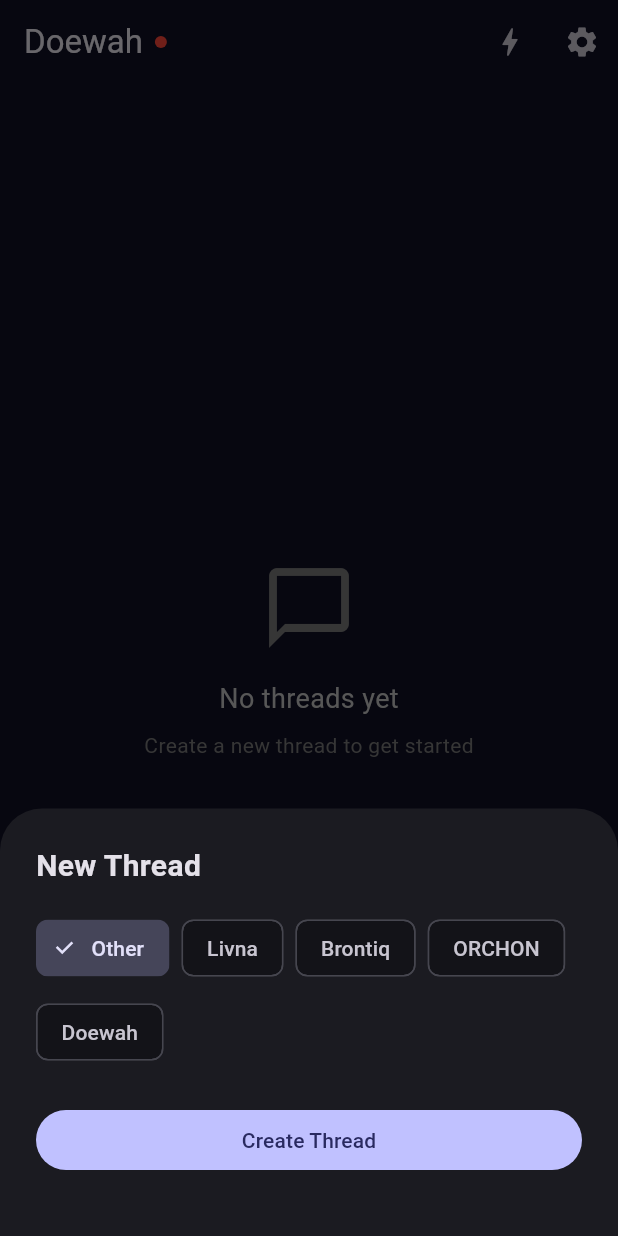
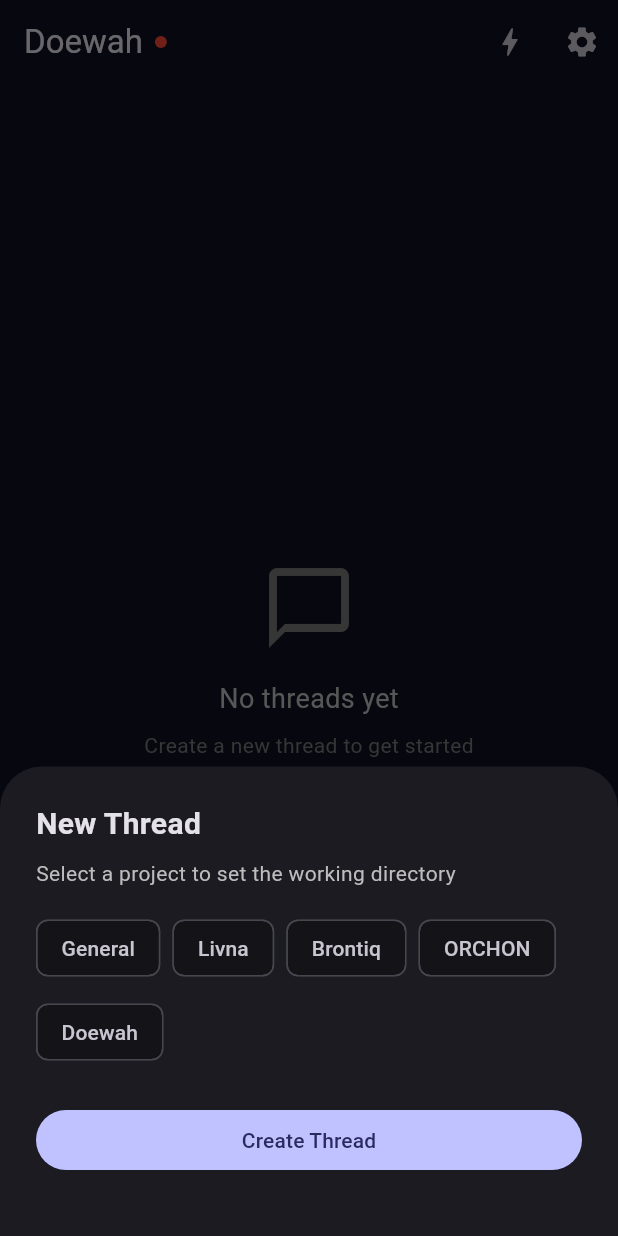
Before and after one commit to jaslr/doewah, a Flutter app: the screen it shows after launch, after a tap on the "settings" icon, after a tap on "Launch Claude", after a tap on "New Thread", on a phone screen of 412 x 824 dp. Run offline on Flutter 3.47's test engine with Material 3 defaults, Android fonts, the phone set to English and light mode, and no system bars; our stand-ins replace flutter_riverpod, flutter_svg, open_filex, package_info_plus, permission_handler, webview_flutter; missing offline and left inert: dartssh2, xterm; network calls fail.

Commit message:
feat: Enable threads with project directory support
- Set up doewah-ws systemd service for WebSocket server (port 8405)
- Add ProjectConfig class for configurable project directories
- Projects in terminal config: Livna, Brontiq, ORCHON, Doewah
- Thread creation now shows configured projects
- Each project maps to a working directory on droplet
- Updated DROPLET.md with WS service and thread documentation

The threads feature now works:
1. Create a thread with a project selection
2. Claude runs in that project's directory
3. Chat UI instead of raw terminal for better screen space

🤖 Generated with [Claude Code](https://claude.com/claude-code)

Co-Authored-By: Claude Opus 4.5 <noreply@anthropic.com>

```diff
--- a/app/lib/features/settings/terminal_config_screen.dart
+++ b/app/lib/features/settings/terminal_config_screen.dart
@@ -8,24 +8,40 @@ class TerminalConfig {
   final String dropletIp;
   final String sshUser;
   final String claudeCommand;
+  final List<ProjectConfig> projects;
 
   const TerminalConfig({
     this.dropletIp = '209.38.85.244',
     this.sshUser = 'root',
     this.claudeCommand = 'IS_SANDBOX=1 claude --dangerously-skip-permissions',
+    this.projects = const [
+      ProjectConfig(name: 'Livna', directory: '/root/projects/livna'),
+      ProjectConfig(name: 'Brontiq', directory: '/root/projects/brontiq'),
+      ProjectConfig(name: 'ORCHON', directory: '/root/projects/orchon'),
+      ProjectConfig(name: 'Doewah', directory: '/root/doewah'),
+    ],
   });
 
   TerminalConfig copyWith({
     String? dropletIp,
     String? sshUser,
     String? claudeCommand,
+    List<ProjectConfig>? projects,
   }) {
     return TerminalConfig(
       dropletIp: dropletIp ?? this.dropletIp,
       sshUser: sshUser ?? this.sshUser,
       claudeCommand: claudeCommand ?? this.claudeCommand,
+      projects: projects ?? this.projects,
     );
   }
+}
+
+class ProjectConfig {
+  final String name;
+  final String directory;
+
+  const ProjectConfig({required this.name, required this.directory});
 }
 
 final terminalConfigProvider = StateProvider<TerminalConfig>((ref) {
--- a/app/lib/features/threads/threads_screen.dart
+++ b/app/lib/features/threads/threads_screen.dart
@@ -5,6 +5,7 @@ import '../../core/websocket/websocket_service.dart';
 import '../../core/updates/update_service.dart';
 import '../../core/updates/update_dialog.dart';
 import '../settings/settings_drawer.dart';
+import '../settings/terminal_config_screen.dart';
 import '../terminal/quick_commands.dart';
 import 'threads_provider.dart';
 import 'chat_screen.dart';
@@ -297,21 +298,23 @@ class _ThreadCard extends StatelessWidget {
   }
 }
 
-class _NewThreadSheet extends StatefulWidget {
+class _NewThreadSheet extends ConsumerStatefulWidget {
   final Function(String?) onCreateThread;
 
   const _NewThreadSheet({required this.onCreateThread});
 
   @override
-  State<_NewThreadSheet> createState() => _NewThreadSheetState();
+  ConsumerState<_NewThreadSheet> createState() => _NewThreadSheetState();
 }
 
-class _NewThreadSheetState extends State<_NewThreadSheet> {
-  String? _selectedProject = 'Other';
-  final _projects = ['Other', 'Livna', 'Brontiq', 'ORCHON', 'Doewah'];
+class _NewThreadSheetState extends ConsumerState<_NewThreadSheet> {
+  String? _selectedProject;
 
   @override
   Widget build(BuildContext context) {
+    final config = ref.watch(terminalConfigProvider);
+    final projectNames = ['General', ...config.projects.map((p) => p.name)];
+
     return Container(
       padding: const EdgeInsets.all(24),
       child: Column(
@@ -325,11 +328,19 @@ class _NewThreadSheetState extends State<_NewThreadSheet> {
               fontWeight: FontWeight.bold,
             ),
           ),
+          const SizedBox(height: 8),
+          Text(
+            'Select a project to set the working directory',
+            style: TextStyle(
+              fontSize: 14,
+              color: Colors.grey[400],
+            ),
+          ),
           const SizedBox(height: 16),
           Wrap(
             spacing: 8,
             runSpacing: 8,
-            children: _projects.map((project) {
+            children: projectNames.map((project) {
               final isSelected = _selectedProject == project;
               return FilterChip(
                 label: Text(project),
@@ -347,7 +358,9 @@ class _NewThreadSheetState extends State<_NewThreadSheet> {
             width: double.infinity,
             child: FilledButton(
               onPressed: () {
-                final hint = _selectedProject == 'Other' ? null : _selectedProject?.toLowerCase();
+                final hint = (_selectedProject == null || _selectedProject == 'General')
+                    ? null
+                    : _selectedProject?.toLowerCase();
                 widget.onCreateThread(hint);
               },
               child: const Text('Create Thread'),
--- a/app/pubspec.yaml
+++ b/app/pubspec.yaml
@@ -1,7 +1,7 @@
 name: doewah
 description: "Mobile DevOps control plane - manage projects, deployments, and infrastructure."
 publish_to: 'none'
-version: 0.2.9+20
+version: 0.3.0+21
 
 environment:
   sdk: ^3.6.0
```
Also changed, not shown: 1 other file.
